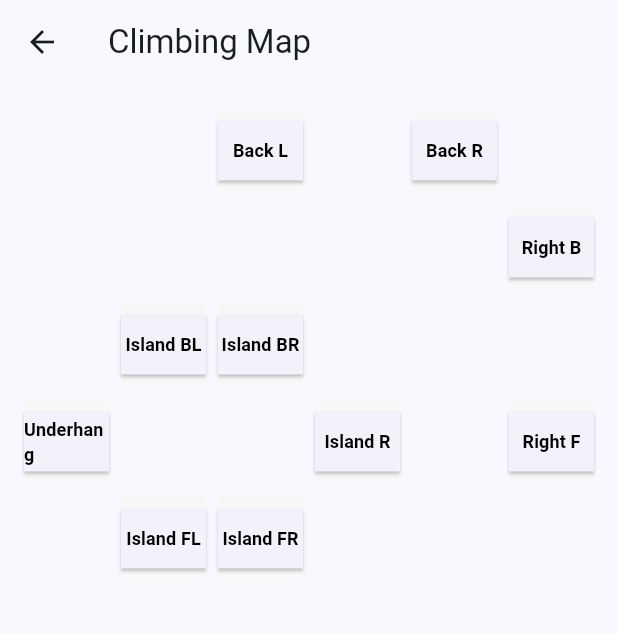
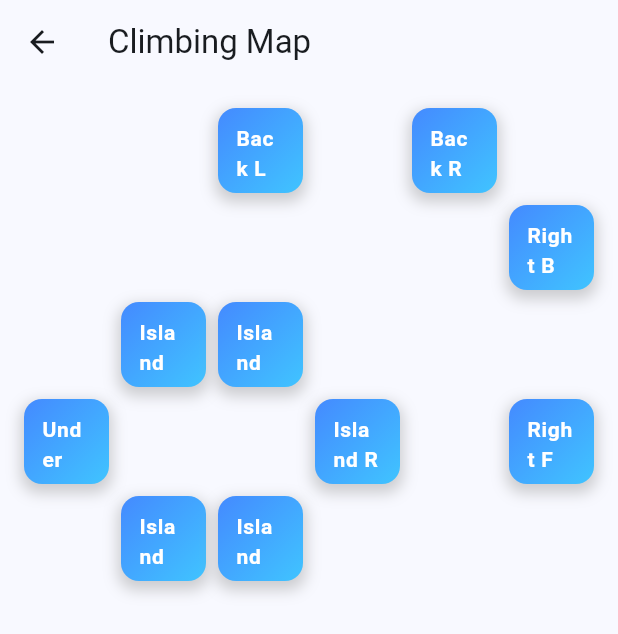
Before and after one commit to SriramKoukuntla/Ascend-UMass-Climbing-App, a Flutter app: the ClimbingMapPage screen opened directly, on a phone screen of 412 x 824 dp. Shown: the top 634 px of the screen. Run offline on Flutter 3.47's test engine with Material 3 defaults, Android fonts, the light colour scheme and no system bars; our stand-ins replace shared_preferences; accounts and stored records are empty.

Commit message:
Aaron's Part

```diff
--- a/ascend/lib/pages/climbing_map_page.dart
+++ b/ascend/lib/pages/climbing_map_page.dart
@@ -5,7 +5,6 @@ class ClimbingMapPage extends StatelessWidget {
 
   @override
   Widget build(BuildContext context) {
-    // Define a 6x6 grid with marked ('M') and empty ('E') cells
     final mapLayout = [
       ['E', 'E', 'M', 'E', 'M', 'E'],
       ['E', 'E', 'E', 'E', 'E', 'M'],
@@ -15,7 +14,6 @@ class ClimbingMapPage extends StatelessWidget {
       ['E', 'E', 'E', 'E', 'E', 'E'],
     ];
 
-    // Function to get the label for each 'M' cell
     String getCellText(int row, int col) {
       if (row == 0 && col == 2) return "Back L";
       if (row == 0 && col == 4) return "Back R";
@@ -23,19 +21,17 @@ class ClimbingMapPage extends StatelessWidget {
       if (row == 2 && col == 1) return "Island BL";
       if (row == 2 && col == 2) return "Island BR";
       if (row == 3 && col == 5) return "Right F";
-      if (row == 3 && col == 0) return "Underhang";
+      if (row == 3 && col == 0) return "Under hang";
       if (row == 3 && col == 3) return "Island R";
       if (row == 4 && col == 1) return "Island FL";
       if (row == 4 && col == 2) return "Island FR";
-      return ""; // For 'E' cells, no text is shown
+      return "";
     }
 
-    // Function to get the image path for each 'M' cell
     String getCellImage(int row, int col) {
       String label = getCellText(row, col);
-      // Replace spaces with underscores to match image names
       label = label.replaceAll(' ', '_');
-      return 'assets/$label.jpg'; // Assumes images are named like "Back_L.jpg"
+      return 'assets/$label.jpg';
     }
 
     return Scaffold(
@@ -46,55 +42,65 @@ class ClimbingMapPage extends StatelessWidget {
         padding: const EdgeInsets.all(16.0),
         child: GridView.builder(
           gridDelegate: const SliverGridDelegateWithFixedCrossAxisCount(
-            crossAxisCount: 6, // Grid has 6 columns (based on your mapLayout)
-            crossAxisSpacing: 8.0, // Space between columns
-            mainAxisSpacing: 8.0, // Space between rows
+            crossAxisCount: 6,
+            crossAxisSpacing: 8.0,
+            mainAxisSpacing: 8.0,
           ),
-          itemCount: mapLayout.length * mapLayout[0].length, // Total cells in the grid
+          itemCount: mapLayout.length * mapLayout[0].length,
           itemBuilder: (context, index) {
-            int row = index ~/ 6; // Row index based on the 6-column grid
-            int col = index % 6;  // Column index
+            int row = index ~/ 6;
+            int col = index % 6;
             String cellType = mapLayout[row][col];
 
-            // Get the text for the current cell
             String cellText = getCellText(row, col);
-
-            // Get the image path for the current cell
             String cellImage = getCellImage(row, col);
 
             return Container(
-              color: cellType == 'M' ? const Color.fromARGB(255, 248, 248, 248) : Colors.transparent, // Color only for marked cells
+              color: cellType == 'M' ? Colors.transparent : Colors.transparent,
               child: Center(
                 child: cellType == 'M'
-                    ? ElevatedButton(
-                        onPressed: () {
-                          // Navigate to fullscreen image view when the button is pressed
+                    ? GestureDetector(
+                        onTap: () {
                           Navigator.push(
                             context,
                             MaterialPageRoute(
                               builder: (context) => FullscreenImagePage(
                                 imagePath: cellImage,
-                                climbName: cellText, // Pass the climb name here
+                                climbName: cellText,
                               ),
                             ),
                           );
                         },
-                        style: ElevatedButton.styleFrom(
-                          shape: RoundedRectangleBorder(
-                            borderRadius: BorderRadius.zero, // Square corners
+                        child: Container(
+                          padding: const EdgeInsets.symmetric(horizontal: 12, vertical: 10),
+                          decoration: BoxDecoration(
+                            borderRadius: BorderRadius.circular(12),
+                            gradient: LinearGradient(
+                              colors: [Colors.blueAccent, Colors.lightBlueAccent],
+                              begin: Alignment.topLeft,
+                              end: Alignment.bottomRight,
+                            ),
+                            boxShadow: [
+                              BoxShadow(
+                                color: Colors.grey.withOpacity(0.5),
+                                spreadRadius: 2,
+                                blurRadius: 8,
+                                offset: const Offset(0, 4),
+                              ),
+                            ],
                           ),
-                          padding: EdgeInsets.zero, // No extra padding
-                        ),
-                        child: Text(
-                          cellText, // Text on the button
-                          style: const TextStyle(
-                            color: Colors.black,
-                            fontWeight: FontWeight.bold,
-                            fontSize: 12,
+                          child: Text(
+                            cellText,
+                            style: const TextStyle(
+                              color: Colors.white,
+                              fontWeight: FontWeight.bold,
+                              fontSize: 14,
+                              letterSpacing: 0.5,
+                            ),
                           ),
                         ),
                       )
-                    : null, // Empty cells have no button
+                    : null,
               ),
             );
           },
@@ -104,30 +110,71 @@ class ClimbingMapPage extends StatelessWidget {
   }
 }
 
-// New page to display the image fullscreen
-class FullscreenImagePage extends StatelessWidget {
+class FullscreenImagePage extends StatefulWidget {
   final String imagePath;
-  final String climbName; // Store the climb name
+  final String climbName;
 
   const FullscreenImagePage({Key? key, required this.imagePath, required this.climbName}) : super(key: key);
+
+  @override
+  _FullscreenImagePageState createState() => _FullscreenImagePageState();
+}
+
+class _FullscreenImagePageState extends State<FullscreenImagePage> {
+  late ScrollController _horizontalController;
+  late ScrollController _verticalController;
+
+  @override
+  void initState() {
+    super.initState();
+    _horizontalController = ScrollController();
+    _verticalController = ScrollController();
+
+    WidgetsBinding.instance.addPostFrameCallback((_) {
+      _centerImage();
+    });
+  }
+
+  void _centerImage() {
+    final screenWidth = MediaQuery.of(context).size.width;
+    final screenHeight = MediaQuery.of(context).size.height;
+
+    _horizontalController.jumpTo((screenWidth * 2 - screenWidth) / 2);
+    _verticalController.jumpTo((screenHeight * 2 - screenHeight) / 2);
+  }
+
+  @override
+  void dispose() {
+    _horizontalController.dispose();
+    _verticalController.dispose();
+    super.dispose();
+  }
 
   @override
   Widget build(BuildContext context) {
     return Scaffold(
       appBar: AppBar(
-        title: Text(climbName), // Set the title to the climb name
+        title: Text(widget.climbName),
         backgroundColor: Colors.blueAccent,
       ),
       body: Center(
-        child: GestureDetector(
-          onTap: () {
-            Navigator.pop(context); // Close the fullscreen view when tapped
-          },
-          child: Image.asset(
-            imagePath,
-            fit: BoxFit.cover, // Ensure the image covers the screen
-            height: double.infinity,
-            width: double.infinity,
+        child: SingleChildScrollView(
+          controller: _horizontalController,
+          scrollDirection: Axis.horizontal,
+          child: SingleChildScrollView(
+            controller: _verticalController,
+            scrollDirection: Axis.vertical,
+            child: InteractiveViewer(
+              panEnabled: true,
+              minScale: 0.5,
+              maxScale: 3.0,
+              child: Image.asset(
+                widget.imagePath,
+                fit: BoxFit.contain,
+                width: MediaQuery.of(context).size.width * 2,
+                height: MediaQuery.of(context).size.height * 2,
+              ),
+            ),
           ),
         ),
       ),
```
